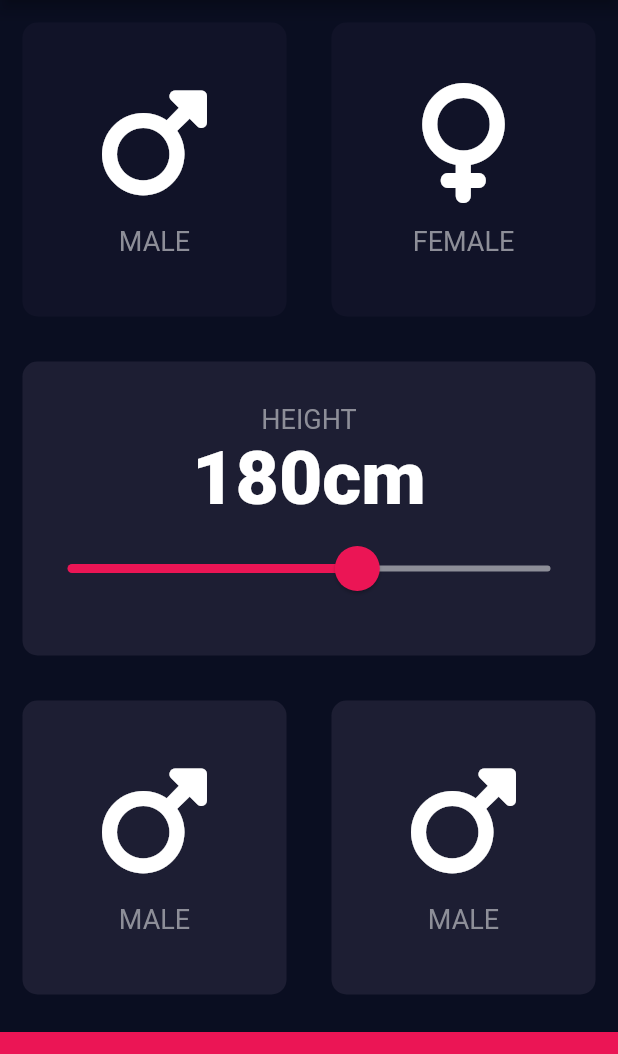
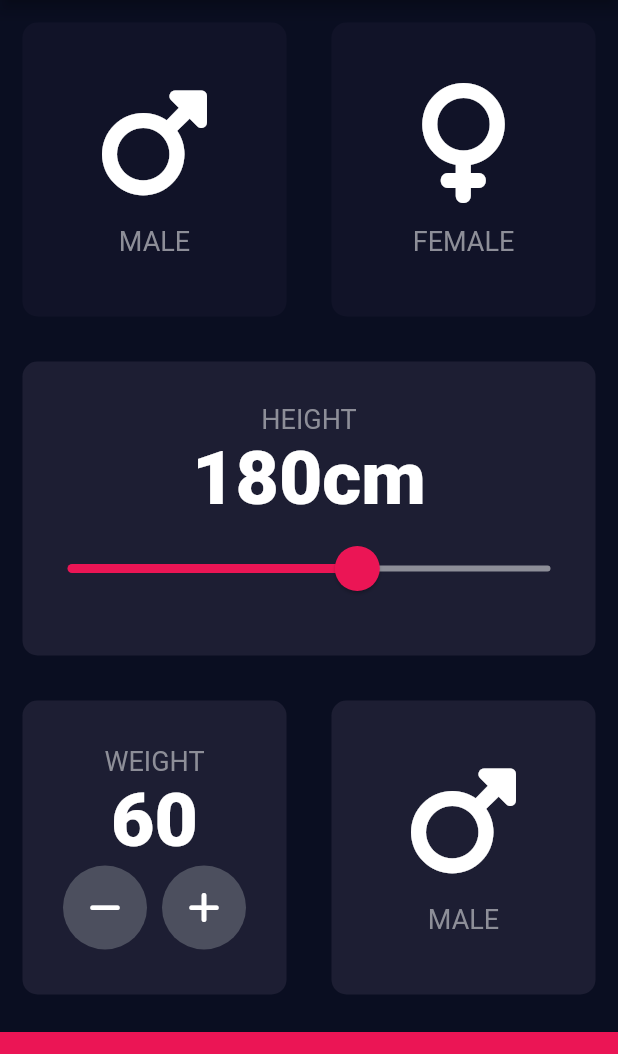
Before and after one commit to anojan1996/Flutter-BMI-Calculator-App, a Flutter app: the screen it shows after launch, on a phone screen of 412 x 824 dp, the part 84-1138 px from its top. Run offline on Flutter 3.47's test engine with Material 2 defaults, Android fonts, the phone set to English and light mode, and no system bars; our stand-ins replace font_awesome_flutter.

Commit message:
Weight Container

```diff
--- a/lib/input_page.dart
+++ b/lib/input_page.dart
@@ -1,4 +1,5 @@
 import 'package:bmi_calculator_app/Icon_Content.dart';
+import 'package:bmi_calculator_app/round_icon_button.dart';
 import 'package:flutter/material.dart';
 import 'package:bmi_calculator_app/Card.dart';
 import 'package:font_awesome_flutter/font_awesome_flutter.dart';
@@ -24,6 +25,7 @@ class _InputPageState extends State<InputPage> {
 
   Gender ? selectedGender;
   int height = 180;
+  int weight = 60;
 
   @override
   Widget build(BuildContext context) {
@@ -130,12 +132,44 @@ class _InputPageState extends State<InputPage> {
                 Expanded(
                   child: ReusableCard(
                     colour: kactiveCardColour,
-                    cardChild: IconContent(
-                      icon: FontAwesomeIcons.mars,
-                      label: 'MALE',
-                    ),
+                    cardChild: Column(
+                      mainAxisAlignment: MainAxisAlignment.center,
+                      children: <Widget>[
+                        Text(
+                          'WEIGHT',
+                          style: kLabelTextStyle,
+                        ),
+                        Text(
+                          weight.toString(),
+                          style: kNumberTextStyle,
+                        ),
+                        Row(
+                          mainAxisAlignment: MainAxisAlignment.center,
+                          children: <Widget>[
+                            RoundIconButton(
+                                icon: FontAwesomeIcons.minus,
+                                onPressed: () {
+                                  setState(() {
+                                    weight--;
+                                  });
+                                }),
+                            SizedBox(
+                              width: 10.0,
+                            ),
+                            RoundIconButton(
+                              icon: FontAwesomeIcons.plus,
+                              onPressed: () {
+                                setState(() {
+                                  weight++;
+                                });
+                              },
+                            ),
+                          ],
+                        ),
+                      ],
                     ),
                   ),
+                ),
                 Expanded(
                   child: ReusableCard(
                     colour: kactiveCardColour,
```
